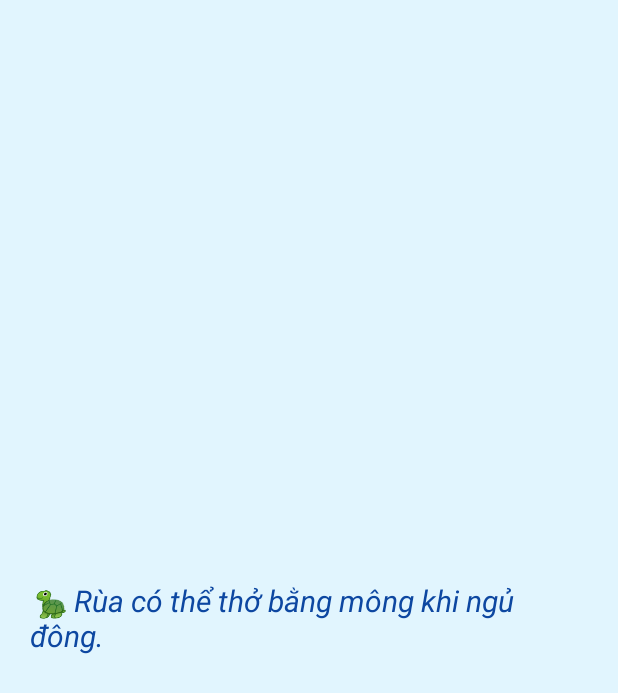
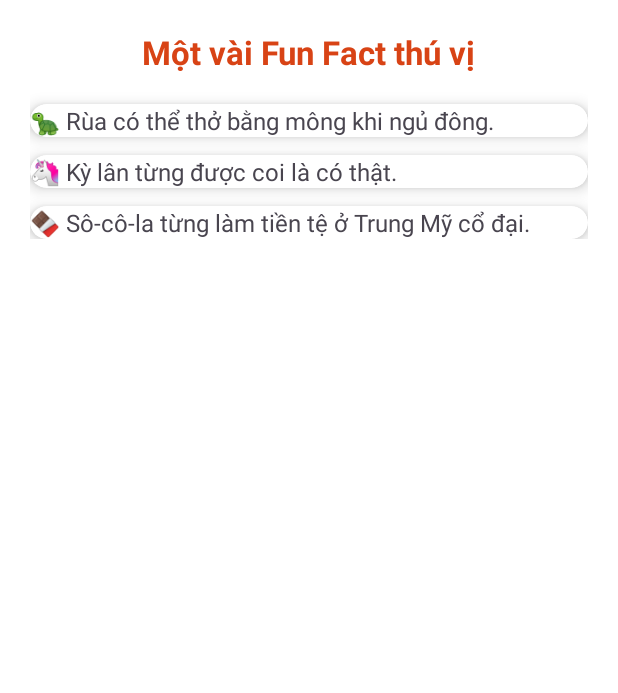
Before and after one commit to Vi0307/125LTTD02, an Android app: the SecondActivity screen opened directly, with no data from a screen before it, on a phone screen of 412 x 824 dp. Shown: the top 693 px of the screen. Run offline under Robolectric (Android 15) with nearby library versions, the phone set to English and light mode, and no system bars.

Commit message:
Làm đẹp UI màn hình 2 với CardView và nhiều Fun Fact

```diff
--- a/app/build.gradle.kts
+++ b/app/build.gradle.kts
@@ -34,6 +34,7 @@ android {
 dependencies {
 
     implementation(libs.appcompat)
+    implementation("androidx.cardview:cardview:1.0.0")
     implementation(libs.material)
     implementation(libs.activity)
     implementation(libs.constraintlayout)
--- a/app/src/main/java/com/example/havi_btweek5/SecondActivity.java
+++ b/app/src/main/java/com/example/havi_btweek5/SecondActivity.java
@@ -8,10 +8,10 @@ import java.util.Random;
 public class SecondActivity extends AppCompatActivity {
 
     String[] funFacts = {
-            "🐧 Chim cánh cụt có thể nhảy cao gần 2 mét dưới nước.",
-            "🌙 Trên sao Hỏa có núi lửa cao gấp 3 lần Everest.",
-            "🦄 Kỳ lân từng được coi là có thật trong cổ tích.",
-            "🍫 Sô-cô-la từng được dùng như tiền tệ ở Trung Mỹ cổ đại.",
+            "🐧 Chim cánh cụt bơi rất giỏi.",
+            "🌙 Núi lửa trên sao Hỏa cao gấp 3 lần Everest.",
+            "🦄 Kỳ lân từng được coi là có thật.",
+            "🍫 Sô-cô-la từng làm tiền tệ ở Trung Mỹ cổ đại.",
             "🐢 Rùa có thể thở bằng mông khi ngủ đông.",
             "🚀 Một ngày trên sao Kim dài hơn một năm của nó."
     };
@@ -21,11 +21,15 @@ public class SecondActivity extends AppCompatActivity {
         super.onCreate(savedInstanceState);
         setContentView(R.layout.activity_second);
 
-        TextView quoteText = findViewById(R.id.quoteText);
+        TextView fact1 = findViewById(R.id.fact1);
+        TextView fact2 = findViewById(R.id.fact2);
+        TextView fact3 = findViewById(R.id.fact3);
 
         Random random = new Random();
-        int index = random.nextInt(funFacts.length);
+        int len = funFacts.length;
 
-        quoteText.setText(funFacts[index]);
+        fact1.setText(funFacts[random.nextInt(len)]);
+        fact2.setText(funFacts[random.nextInt(len)]);
+        fact3.setText(funFacts[random.nextInt(len)]);
     }
 }
--- a/app/src/main/res/layout/activity_second.xml
+++ b/app/src/main/res/layout/activity_second.xml
@@ -1,18 +1,74 @@
-<?xml version="1.0" encoding="utf-8"?>
-<LinearLayout xmlns:android="http://schemas.android.com/apk/res/android"
-    android:orientation="vertical"
-    android:gravity="center"
+<ScrollView xmlns:android="http://schemas.android.com/apk/res/android"
+    xmlns:app="http://schemas.android.com/apk/res-auto"
     android:layout_width="match_parent"
     android:layout_height="match_parent"
-    android:padding="20dp"
-    android:background="#E1F5FE">
+    android:background="#FFFFFF"
+    android:padding="20dp">
 
-    <TextView
-        android:id="@+id/quoteText"
-        android:layout_width="wrap_content"
+    <LinearLayout
+        android:layout_width="match_parent"
         android:layout_height="wrap_content"
-        android:text="Đây là màn hình 2"
-        android:textSize="20sp"
-        android:textStyle="italic"
-        android:textColor="#0D47A1"/>
-</LinearLayout>
+        android:orientation="vertical"
+        android:gravity="center_horizontal">
+
+        <TextView
+            android:layout_width="wrap_content"
+            android:layout_height="wrap_content"
+            android:text="Một vài Fun Fact thú vị"
+            android:textSize="22sp"
+            android:textStyle="bold"
+            android:textColor="#D84315"
+            android:layout_marginBottom="20dp" />
+
+        <!-- Fun Fact 1 -->
+        <androidx.cardview.widget.CardView
+            android:layout_width="match_parent"
+            android:layout_height="wrap_content"
+            android:layout_marginBottom="12dp"
+            android:padding="16dp"
+            app:cardCornerRadius="12dp"
+            app:cardElevation="6dp">
+
+            <TextView
+                android:id="@+id/fact1"
+                android:layout_width="wrap_content"
+                android:layout_height="wrap_content"
+                android:text="Fun Fact 1"
+                android:textSize="16sp"/>
+        </androidx.cardview.widget.CardView>
+
+        <!-- Fun Fact 2 -->
+        <androidx.cardview.widget.CardView
+            android:layout_width="match_parent"
+            android:layout_height="wrap_content"
+            android:layout_marginBottom="12dp"
+            android:padding="16dp"
+            app:cardCornerRadius="12dp"
+            app:cardElevation="6dp">
+
+            <TextView
+                android:id="@+id/fact2"
+                android:layout_width="wrap_content"
+                android:layout_height="wrap_content"
+                android:text="Fun Fact 2"
+                android:textSize="16sp"/>
+        </androidx.cardview.widget.CardView>
+
+        <!-- Fun Fact 3 -->
+        <androidx.cardview.widget.CardView
+            android:layout_width="match_parent"
+            android:layout_height="wrap_content"
+            android:padding="16dp"
+            app:cardCornerRadius="12dp"
+            app:cardElevation="6dp">
+
+            <TextView
+                android:id="@+id/fact3"
+                android:layout_width="wrap_content"
+                android:layout_height="wrap_content"
+                android:text="Fun Fact 3"
+                android:textSize="16sp"/>
+        </androidx.cardview.widget.CardView>
+
+    </LinearLayout>
+</ScrollView>
```
